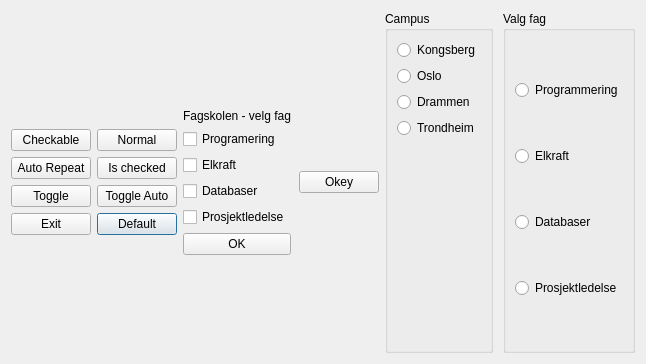
Old version of the form Uke_04_Samling_1/01_Layouts_samling/dialog.ui in the repository rudabrah/Qt_6_Fagskolen_2023.
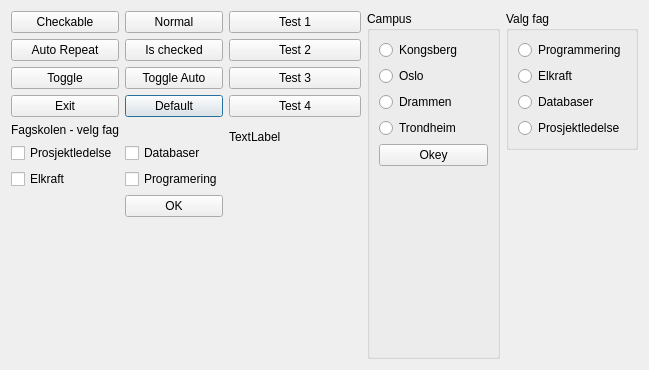
New version of the form.

Diff of the .ui file:
```diff
--- a/Uke_04_Samling_1/01_Layouts_samling/dialog.ui
+++ b/Uke_04_Samling_1/01_Layouts_samling/dialog.ui
@@ -6,31 +6,114 @@
    <rect>
     <x>0</x>
     <y>0</y>
-    <width>646</width>
-    <height>364</height>
+    <width>649</width>
+    <height>370</height>
    </rect>
   </property>
   <property name="windowTitle">
    <string>Dialog</string>
   </property>
-  <layout class="QHBoxLayout" name="horizontalLayout">
-   <item>
+  <layout class="QGridLayout" name="gridLayout_2">
+   <item row="0" column="0" rowspan="2">
     <layout class="QGridLayout" name="gridLayout">
-     <item row="2" column="0">
+     <item row="9" column="1">
+      <widget class="QPushButton" name="btnOk">
+       <property name="text">
+        <string>OK</string>
+       </property>
+      </widget>
+     </item>
+     <item row="0" column="1">
+      <widget class="QPushButton" name="btnNormal">
+       <property name="text">
+        <string>Normal</string>
+       </property>
+      </widget>
+     </item>
+     <item row="1" column="0">
       <widget class="QPushButton" name="btnAutoRepeat">
        <property name="text">
         <string>Auto Repeat</string>
        </property>
       </widget>
      </item>
+     <item row="7" column="1">
+      <widget class="QCheckBox" name="checkBox">
+       <property name="text">
+        <string>Databaser</string>
+       </property>
+      </widget>
+     </item>
+     <item row="7" column="0">
+      <widget class="QCheckBox" name="checkBox_4">
+       <property name="text">
+        <string>Prosjektledelse</string>
+       </property>
+      </widget>
+     </item>
      <item row="2" column="1">
+      <widget class="QPushButton" name="btnToggleAuto">
+       <property name="text">
+        <string>Toggle Auto</string>
+       </property>
+      </widget>
+     </item>
+     <item row="5" column="0">
+      <widget class="QLabel" name="label">
+       <property name="text">
+        <string>Fagskolen - velg fag</string>
+       </property>
+      </widget>
+     </item>
+     <item row="2" column="0">
+      <widget class="QPushButton" name="btnToggle">
+       <property name="text">
+        <string>Toggle</string>
+       </property>
+      </widget>
+     </item>
+     <item row="8" column="0">
+      <widget class="QCheckBox" name="checkBox_3">
+       <property name="text">
+        <string>Elkraft</string>
+       </property>
+      </widget>
+     </item>
+     <item row="4" column="0">
+      <widget class="QPushButton" name="pushButton">
+       <property name="text">
+        <string>Exit</string>
+       </property>
+      </widget>
+     </item>
+     <item row="8" column="1">
+      <widget class="QCheckBox" name="checkBox_2">
+       <property name="text">
+        <string>Programering</string>
+       </property>
+      </widget>
+     </item>
+     <item row="4" column="1">
+      <widget class="QPushButton" name="btnDefault">
+       <property name="text">
+        <string>Default</string>
+       </property>
+       <property name="checkable">
+        <bool>false</bool>
+       </property>
+       <property name="default">
+        <bool>true</bool>
+       </property>
+      </widget>
+     </item>
+     <item row="1" column="1">
       <widget class="QPushButton" name="btnChecked">
        <property name="text">
         <string>Is checked</string>
        </property>
       </widget>
      </item>
-     <item row="1" column="0">
+     <item row="0" column="0">
       <widget class="QPushButton" name="btnCheckable">
        <property name="font">
         <font>
@@ -46,27 +129,7 @@
        </property>
       </widget>
      </item>
-     <item row="0" column="1">
-      <spacer name="verticalSpacer_2">
-       <property name="orientation">
-        <enum>Qt::Vertical</enum>
-       </property>
-       <property name="sizeHint" stdset="0">
-        <size>
-         <width>20</width>
-         <height>40</height>
-        </size>
-       </property>
-      </spacer>
-     </item>
-     <item row="3" column="0">
-      <widget class="QPushButton" name="btnToggle">
-       <property name="text">
-        <string>Toggle</string>
-       </property>
-      </widget>
-     </item>
-     <item row="7" column="0">
+     <item row="10" column="1">
       <spacer name="verticalSpacer">
        <property name="orientation">
         <enum>Qt::Vertical</enum>
@@ -79,135 +142,9 @@
        </property>
       </spacer>
      </item>
-     <item row="1" column="1">
-      <widget class="QPushButton" name="btnNormal">
-       <property name="text">
-        <string>Normal</string>
-       </property>
-      </widget>
-     </item>
-     <item row="3" column="1">
-      <widget class="QPushButton" name="btnToggleAuto">
-       <property name="text">
-        <string>Toggle Auto</string>
-       </property>
-      </widget>
-     </item>
-     <item row="5" column="0">
-      <widget class="QPushButton" name="pushButton">
-       <property name="text">
-        <string>Exit</string>
-       </property>
-      </widget>
-     </item>
-     <item row="5" column="1">
-      <widget class="QPushButton" name="btnDefault">
-       <property name="text">
-        <string>Default</string>
-       </property>
-       <property name="checkable">
-        <bool>false</bool>
-       </property>
-       <property name="default">
-        <bool>true</bool>
-       </property>
-      </widget>
-     </item>
     </layout>
    </item>
-   <item>
-    <layout class="QVBoxLayout" name="verticalLayout">
-     <item>
-      <spacer name="verticalSpacer_4">
-       <property name="orientation">
-        <enum>Qt::Vertical</enum>
-       </property>
-       <property name="sizeHint" stdset="0">
-        <size>
-         <width>20</width>
-         <height>40</height>
-        </size>
-       </property>
-      </spacer>
-     </item>
-     <item>
-      <widget class="QLabel" name="label">
-       <property name="text">
-        <string>Fagskolen - velg fag</string>
-       </property>
-      </widget>
-     </item>
-     <item>
-      <widget class="QCheckBox" name="checkBox_2">
-       <property name="text">
-        <string>Programering</string>
-       </property>
-      </widget>
-     </item>
-     <item>
-      <widget class="QCheckBox" name="checkBox_3">
-       <property name="text">
-        <string>Elkraft</string>
-       </property>
-      </widget>
-     </item>
-     <item>
-      <widget class="QCheckBox" name="checkBox">
-       <property name="text">
-        <string>Databaser</string>
-       </property>
-      </widget>
-     </item>
-     <item>
-      <widget class="QCheckBox" name="checkBox_4">
-       <property name="text">
-        <string>Prosjektledelse</string>
-       </property>
-      </widget>
-     </item>
-     <item>
-      <widget class="QPushButton" name="btnOk">
-       <property name="text">
-        <string>OK</string>
-       </property>
-      </widget>
-     </item>
-     <item>
-      <spacer name="verticalSpacer_3">
-       <property name="orientation">
-        <enum>Qt::Vertical</enum>
-       </property>
-       <property name="sizeHint" stdset="0">
-        <size>
-         <width>20</width>
-         <height>40</height>
-        </size>
-       </property>
-      </spacer>
-     </item>
-    </layout>
-   </item>
-   <item>
-    <spacer name="horizontalSpacer">
-     <property name="orientation">
-      <enum>Qt::Horizontal</enum>
-     </property>
-     <property name="sizeHint" stdset="0">
-      <size>
-       <width>6</width>
-       <height>20</height>
-      </size>
-     </property>
-    </spacer>
-   </item>
-   <item>
-    <widget class="QPushButton" name="btnOkey">
-     <property name="text">
-      <string>Okey</string>
-     </property>
-    </widget>
-   </item>
-   <item>
+   <item row="0" column="2" rowspan="2">
     <widget class="QGroupBox" name="grpCampus">
      <property name="title">
       <string>Campus</string>
@@ -242,7 +179,14 @@
        </widget>
       </item>
       <item>
-       <spacer name="verticalSpacer_6">
+       <widget class="QPushButton" name="btnOkey">
+        <property name="text">
+         <string>Okey</string>
+        </property>
+       </widget>
+      </item>
+      <item>
+       <spacer name="verticalSpacer_2">
         <property name="orientation">
          <enum>Qt::Vertical</enum>
         </property>
@@ -257,20 +201,7 @@
      </layout>
     </widget>
    </item>
-   <item>
-    <spacer name="horizontalSpacer_2">
-     <property name="orientation">
-      <enum>Qt::Horizontal</enum>
-     </property>
-     <property name="sizeHint" stdset="0">
-      <size>
-       <width>7</width>
-       <height>20</height>
-      </size>
-     </property>
-    </spacer>
-   </item>
-   <item>
+   <item row="0" column="3">
     <widget class="QGroupBox" name="grpValgfag">
      <property name="title">
       <string>Valg fag</string>
@@ -307,6 +238,71 @@
      </layout>
     </widget>
    </item>
+   <item row="0" column="1">
+    <layout class="QVBoxLayout" name="verticalLayout">
+     <item>
+      <widget class="QPushButton" name="btnTest1">
+       <property name="text">
+        <string>Test 1</string>
+       </property>
+      </widget>
+     </item>
+     <item>
+      <widget class="QPushButton" name="btnTest2">
+       <property name="text">
+        <string>Test 2</string>
+       </property>
+      </widget>
+     </item>
+     <item>
+      <widget class="QPushButton" name="btnTest3">
+       <property name="text">
+        <string>Test 3</string>
+       </property>
+      </widget>
+     </item>
+     <item>
+      <widget class="QPushButton" name="btnTest4">
+       <property name="text">
+        <string>Test 4</string>
+       </property>
+      </widget>
+     </item>
+     <item>
+      <widget class="QLabel" name="lblTesting">
+       <property name="text">
+        <string>TextLabel</string>
+       </property>
+      </widget>
+     </item>
+    </layout>
+   </item>
+   <item row="1" column="3">
+    <spacer name="verticalSpacer_3">
+     <property name="orientation">
+      <enum>Qt::Vertical</enum>
+     </property>
+     <property name="sizeHint" stdset="0">
+      <size>
+       <width>20</width>
+       <height>40</height>
+      </size>
+     </property>
+    </spacer>
+   </item>
+   <item row="1" column="1">
+    <spacer name="verticalSpacer_4">
+     <property name="orientation">
+      <enum>Qt::Vertical</enum>
+     </property>
+     <property name="sizeHint" stdset="0">
+      <size>
+       <width>20</width>
+       <height>40</height>
+      </size>
+     </property>
+    </spacer>
+   </item>
   </layout>
  </widget>
  <resources/>
```
Left out of the diff: 4 changed lines with no effect on the pictures.
